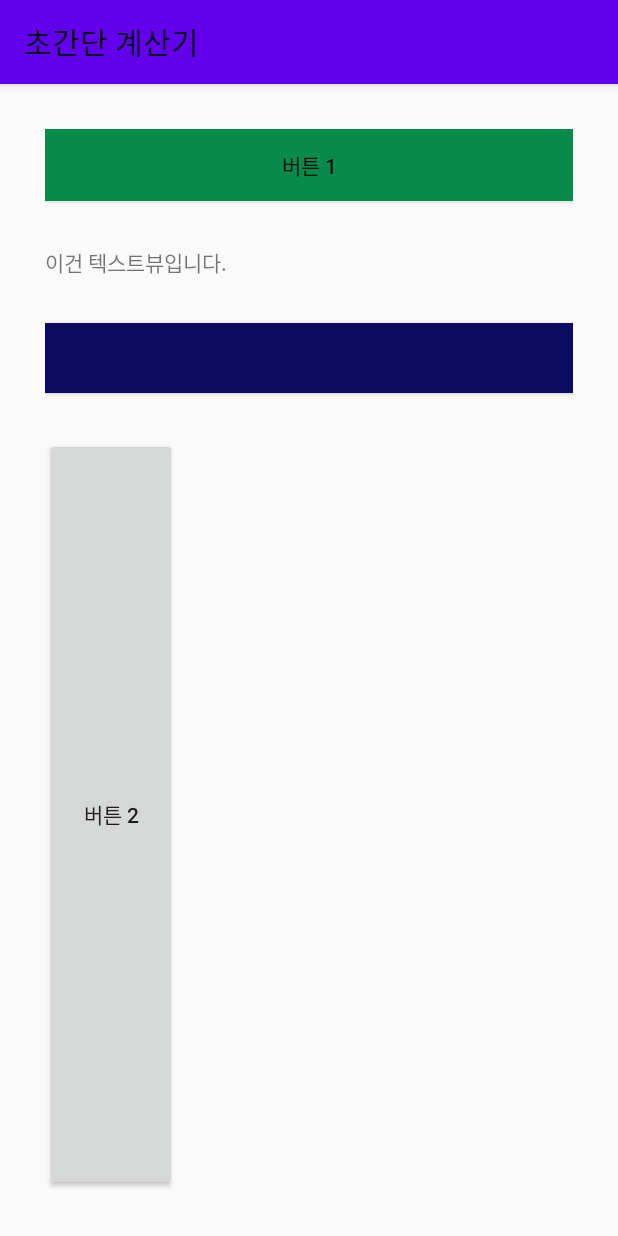
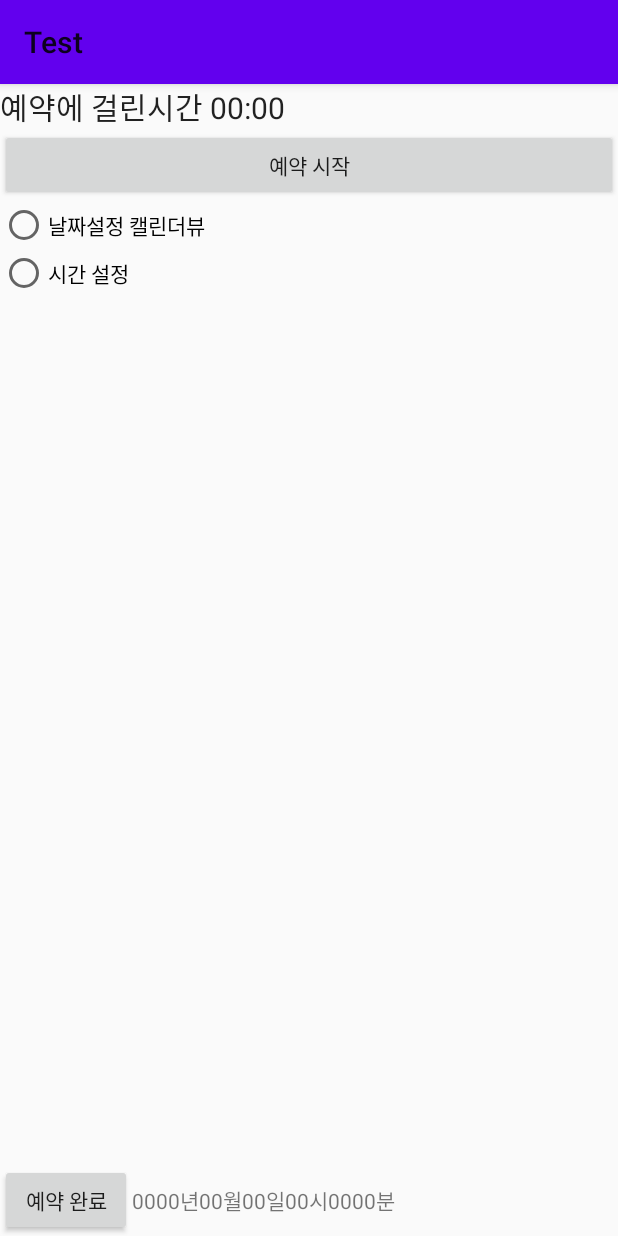
Before and after one commit to HyeSunJeong/Android, an Android app: the screen it shows after launch (MainActivity), on a phone screen of 412 x 824 dp. Run offline under Robolectric (Android 15) with nearby library versions, the phone set to English and light mode, and no system bars.

Commit message:
ex 6-1: 캘린더로 날짜 및 시간 예약하는 프로그램

```diff
--- a/app/src/main/java/com/example/test/MainActivity.java
+++ b/app/src/main/java/com/example/test/MainActivity.java
@@ -1,77 +1,92 @@
+
 package com.example.test;
 
+import androidx.annotation.NonNull;
 import androidx.appcompat.app.AppCompatActivity;
+
 import android.os.Bundle;
-import android.view.MotionEvent;
+import android.os.SystemClock;
 import android.view.View;
 import android.widget.Button;
-import android.widget.EditText;
+import android.widget.CalendarView;
+import android.widget.Chronometer;
+import android.widget.RadioButton;
 import android.widget.TextView;
-import android.widget.Toast;
+import android.widget.TimePicker;
 
 public class MainActivity extends AppCompatActivity {
+    Button btn_Start,btn_Stop;
+    Chronometer chronometer1;
+    RadioButton rdo_Cal, rdo_Time;
+    CalendarView calendarView;
+    TimePicker timePicker;
+    TextView txt_Year, txt_Month,txt_Hour,txt_Minute, txt_Date;
+    Integer cal_Year, cal_Month, cal_Date;
 
-    EditText edit1, edit2;
-    Button btnAdd, btnSub, btnMul, btnDiv;
-    TextView textResult;
-    String num1, num2;
-    Integer result;
 
     @Override
-    public void onCreate(Bundle savedInstanceState) {
+    protected void onCreate(Bundle savedInstanceState) {
         super.onCreate(savedInstanceState);
         setContentView(R.layout.activity_main);
-        setTitle("초간단 계산기");
+        btn_Start = (Button) findViewById(R.id.btn_Start);
+        btn_Stop = (Button) findViewById(R.id.btn_Stop);
+        chronometer1 = (Chronometer) findViewById(R.id.chronometer1);
+        rdo_Cal = (RadioButton) findViewById(R.id.rdo_Cal);
+        rdo_Time = (RadioButton) findViewById(R.id.rdo_Time);
+        calendarView = (CalendarView) findViewById(R.id.calendarView);
+        timePicker = (TimePicker) findViewById(R.id.timePicker);
+        txt_Year = (TextView) findViewById(R.id.txt_Year);
+        txt_Month = (TextView) findViewById(R.id.txt_Month);
+        txt_Hour = (TextView) findViewById(R.id.txt_Hour);
+        txt_Date = (TextView)findViewById(R.id.txt_Date);
+        txt_Minute = (TextView) findViewById(R.id.txt_Minute);
 
-        edit1 = (EditText) findViewById(R.id.Edit1);
-        edit2 = (EditText) findViewById(R.id.Edit2);
+        timePicker.setVisibility(View.INVISIBLE);
+        calendarView.setVisibility(View.INVISIBLE);
 
-        btnAdd = (Button) findViewById(R.id.BtnAdd);
-        btnSub = (Button) findViewById(R.id.BtnSub);
-        btnMul = (Button) findViewById(R.id.BtnMul);
-        btnDiv = (Button) findViewById(R.id.BtnDiv);
-
-        textResult = (TextView) findViewById(R.id.TextResult);
-
-        btnAdd.setOnTouchListener(new View.OnTouchListener() {
-            public boolean onTouch(View arg0, MotionEvent arg1) {
-                num1 = edit1.getText().toString();
-                num2 = edit2.getText().toString();
-                result = Integer.parseInt(num1) + Integer.parseInt(num2);
-                textResult.setText("계산 결과 : " + result.toString());
-                return false;
+        rdo_Cal.setOnClickListener(new View.OnClickListener() {
+            @Override
+            public void onClick(View view) {
+                calendarView.setVisibility(View.VISIBLE);
+                timePicker.setVisibility(View.INVISIBLE);
+            }
+        });
+        rdo_Time.setOnClickListener(new View.OnClickListener() {
+            @Override
+            public void onClick(View view) {
+                calendarView.setVisibility(View.INVISIBLE);
+                timePicker.setVisibility(View.VISIBLE);
             }
         });
 
-        btnSub.setOnTouchListener(new View.OnTouchListener() {
-            public boolean onTouch(View arg0, MotionEvent arg1) {
-                num1 = edit1.getText().toString();
-                num2 = edit2.getText().toString();
-                result = Integer.parseInt(num1) - Integer.parseInt(num2);
-                textResult.setText("계산 결과 : " + result.toString());
-                return false;
+        btn_Start.setOnClickListener(new View.OnClickListener() {
+            @Override
+            public void onClick(View view) {
+                chronometer1.setBase(SystemClock.elapsedRealtime());
+                chronometer1.start();
+            }
+        });
+        btn_Stop.setOnClickListener(new View.OnClickListener() {
+            @Override
+            public void onClick(View view) {
+                chronometer1.stop();
+
+                txt_Year.setText(Integer.toString(cal_Year));
+                txt_Month.setText(Integer.toString(cal_Month));
+                txt_Date.setText(Integer.toString(cal_Date));
+                txt_Hour.setText(Integer.toString(timePicker.getCurrentHour()));
+                txt_Minute.setText(Integer.toString(timePicker.getCurrentMinute()));
             }
         });
 
-        btnMul.setOnTouchListener(new View.OnTouchListener() {
-            public boolean onTouch(View arg0, MotionEvent arg1) {
-                num1 = edit1.getText().toString();
-                num2 = edit2.getText().toString();
-                result = Integer.parseInt(num1) * Integer.parseInt(num2);
-                textResult.setText("계산 결과 : " + result.toString());
-                return false;
+
+        calendarView.setOnDateChangeListener(new CalendarView.OnDateChangeListener() {
+            @Override
+            public void onSelectedDayChange(@NonNull CalendarView calendarView, int year, int month, int date) {
+                cal_Year=year;
+                cal_Month=month;
+                cal_Date=date;
             }
         });
-
-        btnDiv.setOnTouchListener(new View.OnTouchListener() {
-            public boolean onTouch(View arg0, MotionEvent arg1) {
-                num1 = edit1.getText().toString();
-                num2 = edit2.getText().toString();
-                result = Integer.parseInt(num1) / Integer.parseInt(num2);
-                textResult.setText("계산 결과 : " + result.toString());
-                return false;
-            }
-        });
-
     }
 }
--- a/app/src/main/res/layout/activity_main.xml
+++ b/app/src/main/res/layout/activity_main.xml
@@ -1,32 +1,117 @@
-
+<?xml version="1.0" encoding="utf-8"?>
 <LinearLayout xmlns:android="http://schemas.android.com/apk/res/android"
+    xmlns:app="http://schemas.android.com/apk/res-auto"
     xmlns:tools="http://schemas.android.com/tools"
     android:layout_width="match_parent"
     android:layout_height="match_parent"
-    android:padding="30dp"
-    android:orientation="vertical">
+    android:orientation="vertical"
+    tools:context=".MainActivity">
 
-    <Button
-        android:id="@+id/button1"
+    <LinearLayout
         android:layout_width="match_parent"
         android:layout_height="wrap_content"
-        android:text="버튼 1"
-        android:layout_marginBottom="30dp"
-        android:background="#088A4B"/>
-    <TextView
-        android:layout_width="wrap_content"
-        android:layout_height="wrap_content"
-        android:text="이건 텍스트뷰입니다."
-        android:layout_marginBottom="30dp"/>
-    <Button
+        android:orientation="vertical">
+        <Chronometer
+            android:id="@+id/chronometer1"
+            android:layout_width="match_parent"
+            android:layout_height="wrap_content"
+            android:format="예약에 걸린시간 %s"
+            android:textSize="20dp"/>
+        <Button
+            android:id="@+id/btn_Start"
+            android:layout_width="match_parent"
+            android:layout_height="wrap_content"
+            android:text="예약 시작"/>
+    </LinearLayout>
+    <RadioGroup
         android:layout_width="match_parent"
-        android:layout_height="70px"
-        android:layout_marginBottom="30dp"
-        android:background="#0B0B61"/>
-    <Button
-        android:id="@+id/button2"
-        android:layout_width="wrap_content"
-        android:layout_height="match_parent"
-        android:text="버튼 2"/>
+        android:layout_height="wrap_content">
+        <RadioButton
+            android:id="@+id/rdo_Cal"
+            android:layout_width="wrap_content"
+            android:layout_height="wrap_content"
+            android:text="날짜설정 캘린더뷰"/>
+        <RadioButton
+            android:id="@+id/rdo_Time"
+            android:layout_width="wrap_content"
+            android:layout_height="wrap_content"
+            android:text="시간 설정"/>
+    </RadioGroup>
+    <LinearLayout
+        android:layout_width="match_parent"
+        android:layout_height="0dp"
+        android:layout_weight="1">
+        <FrameLayout
+            android:layout_width="match_parent"
+            android:layout_height="match_parent">
+            <CalendarView
+                android:id="@+id/calendarView"
+                android:layout_width="match_parent"
+                android:layout_height="match_parent"
+                android:layout_marginTop="10dp"
+                android:layout_gravity="center"/>
+            <TimePicker
+                android:timePickerMode="spinner"
+                android:id="@+id/timePicker"
+                android:layout_width="wrap_content"
+                android:layout_height="match_parent"
+                android:layout_gravity="center"/>
+        </FrameLayout>
+    </LinearLayout>
+    <LinearLayout
+        android:layout_width="match_parent"
+        android:layout_height="wrap_content">
+        <Button
+            android:id="@+id/btn_Stop"
+            android:layout_width="wrap_content"
+            android:layout_height="wrap_content"
+            android:text="예약 완료"/>
+        <TextView
+            android:id="@+id/txt_Year"
+            android:layout_width="wrap_content"
+            android:layout_height="wrap_content"
+            android:text="0000"/>
+        <TextView
+            android:layout_width="wrap_content"
+            android:layout_height="wrap_content"
+            android:text="년"/>
+        <TextView
+            android:id="@+id/txt_Month"
+            android:layout_width="wrap_content"
+            android:layout_height="wrap_content"
+            android:text="00"/>
+        <TextView
+            android:layout_width="wrap_content"
+            android:layout_height="wrap_content"
+            android:text="월"/>
+        <TextView
+            android:id="@+id/txt_Date"
+            android:layout_width="wrap_content"
+            android:layout_height="wrap_content"
+            android:text="00"/>
+        <TextView
+            android:layout_width="wrap_content"
+            android:layout_height="wrap_content"
+            android:text="일"/>
+        <TextView
+            android:id="@+id/txt_Hour"
+            android:layout_width="wrap_content"
+            android:layout_height="wrap_content"
+            android:text="00"/>
+        <TextView
+            android:layout_width="wrap_content"
+            android:layout_height="wrap_content"
+            android:text="시"/>
+
+        <TextView
+            android:id="@+id/txt_Minute"
+            android:layout_width="wrap_content"
+            android:layout_height="wrap_content"
+            android:text="0000"/>
+        <TextView
+            android:layout_width="wrap_content"
+            android:layout_height="wrap_content"
+            android:text="분"/>
+    </LinearLayout>
 
 </LinearLayout>
```
Also changed, not shown: app/src/main/res/drawable-v24/babsae.jpg (added), app/src/main/res/drawable-v24/doge.JPG (added), app/src/main/res/drawable-v24/racoon.jpg (added), app/src/main/res/drawable/ahn.png (deleted), app/src/main/res/drawable/kim.png (deleted), app/src/main/res/drawable/you.png (deleted).
